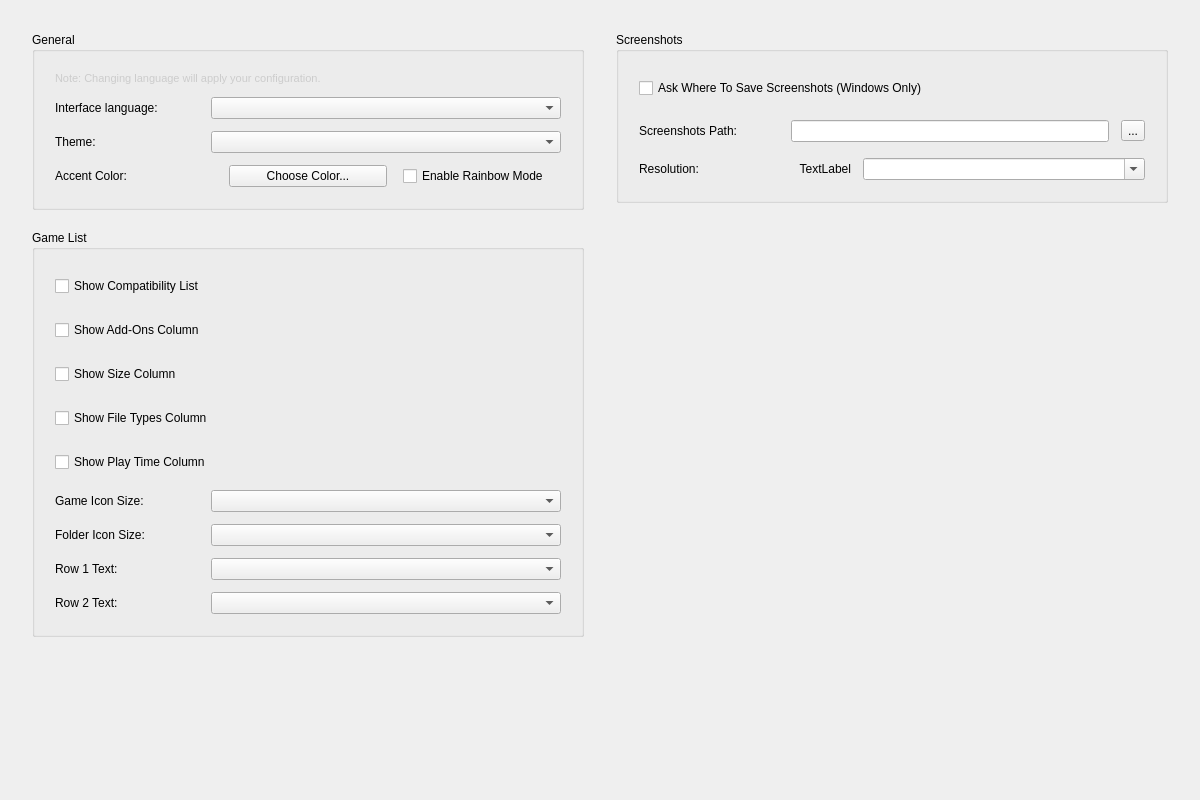
Old version of the form src/citron/configuration/configure_ui.ui in the repository citron-neo/emulator.
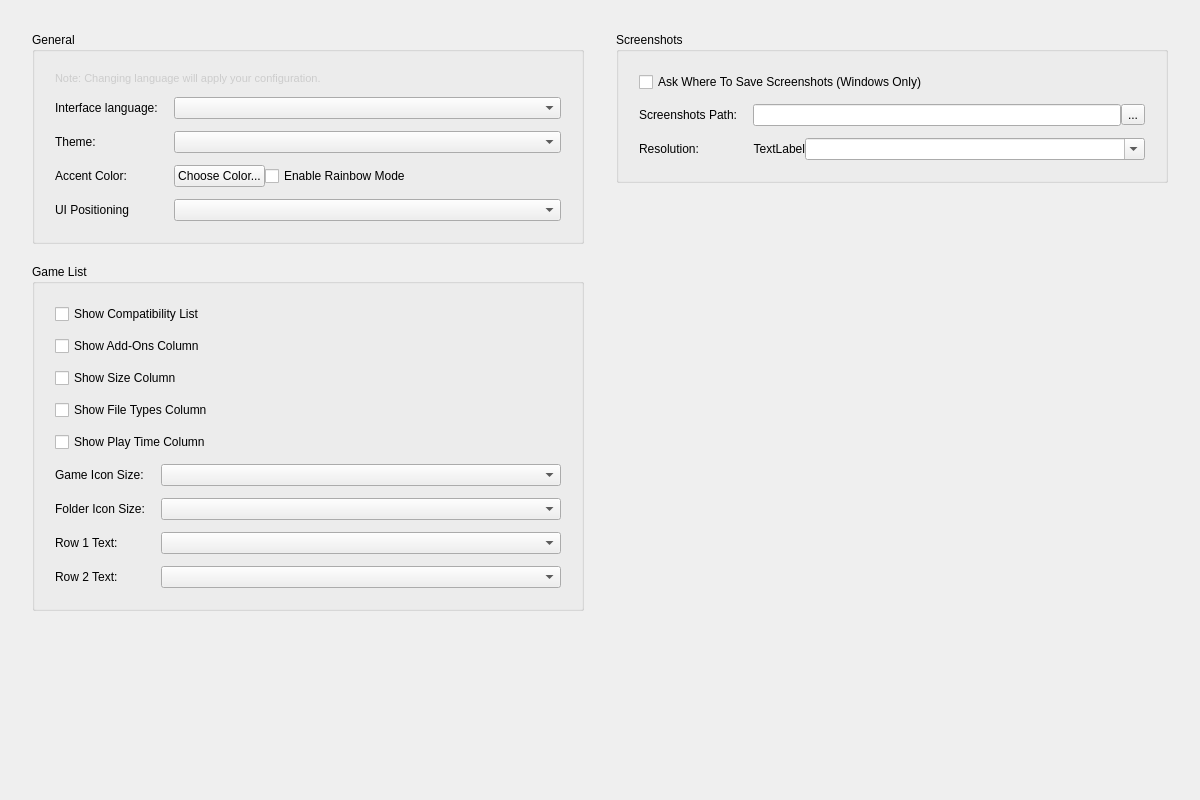
New version of the form.

Commit message:
Improve UI configuration with responsive layout and UI positioning
- Add responsive layout switching (compact/wide) based on window width
- Move UI positioning combo to UI file for better maintainability
- Convert layouts to QFormLayout for better organization
- Add resizeEvent handling for dynamic layout adjustments
- Reduce minimum window size from 1000x600 to 700x600

The configuration dialog now adapts to smaller window sizes by switching
to a single-column layout when the width is less than 950px, improving
usability on smaller screens.

Patch:
```diff
--- a/src/citron/configuration/configure_ui.ui
+++ b/src/citron/configuration/configure_ui.ui
@@ -12,7 +12,7 @@
         </property>
         <property name="minimumSize">
             <size>
-                <width>1000</width>
+                <width>700</width>
                 <height>600</height>
             </size>
         </property>
@@ -48,17 +48,20 @@
                     </property>
                     <item>
                         <widget class="QGroupBox" name="general_groupBox">
+                            <property name="sizePolicy">
+                                <sizepolicy hsizetype="MinimumExpanding" vsizetype="Preferred">
+                                    <horstretch>0</horstretch>
+                                    <verstretch>0</verstretch>
+                                </sizepolicy>
+                            </property>
                             <property name="title">
                                 <string>General</string>
                             </property>
-                            <property name="minimumSize">
-                                <size>
-                                    <width>500</width>
-                                    <height>0</height>
-                                </size>
-                            </property>
-                            <layout class="QVBoxLayout" name="generalVerticalLayout">
-                                <property name="spacing">
+                            <layout class="QFormLayout" name="generalFormLayout">
+                                <property name="horizontalSpacing">
+                                    <number>16</number>
+                                </property>
+                                <property name="verticalSpacing">
                                     <number>12</number>
                                 </property>
                                 <property name="leftMargin">
@@ -73,7 +76,7 @@
                                 <property name="bottomMargin">
                                     <number>20</number>
                                 </property>
-                                <item>
+                                <item row="0" column="0" colspan="2">
                                     <widget class="QLabel" name="label_change_language_info">
                                         <property name="text">
                                             <string>Note: Changing language will apply your configuration.</string>
@@ -86,25 +89,14 @@
                                         </property>
                                     </widget>
                                 </item>
-                                <item>
-                                    <layout class="QHBoxLayout" name="languageLayout">
-                                        <property name="spacing">
-                                            <number>16</number>
-                                        </property>
-                                        <item>
+                                <item row="1" column="0">
                                             <widget class="QLabel" name="language_label">
                                                 <property name="text">
                                                     <string>Interface language:</string>
                                                 </property>
-                                                <property name="minimumSize">
-                                                    <size>
-                                                        <width>140</width>
-                                                        <height>0</height>
-                                                    </size>
-                                                </property>
-                                            </widget>
-                                        </item>
-                                        <item>
+                                    </widget>
+                                </item>
+                                <item row="1" column="1">
                                             <widget class="QComboBox" name="language_combobox">
                                                 <property name="sizePolicy">
                                                     <sizepolicy hsizetype="Expanding" vsizetype="Fixed">
@@ -114,27 +106,14 @@
                                                 </property>
                                             </widget>
                                         </item>
-                                    </layout>
-                                </item>
-                                <item>
-                                    <layout class="QHBoxLayout" name="themeLayout">
-                                        <property name="spacing">
-                                            <number>16</number>
-                                        </property>
-                                        <item>
+                                <item row="2" column="0">
                                             <widget class="QLabel" name="theme_label">
                                                 <property name="text">
                                                     <string>Theme:</string>
                                                 </property>
-                                                <property name="minimumSize">
-                                                    <size>
-                                                        <width>140</width>
-                                                        <height>0</height>
-                                                    </size>
-                                                </property>
-                                            </widget>
-                                        </item>
-                                        <item>
+                                    </widget>
+                                </item>
+                                <item row="2" column="1">
                                             <widget class="QComboBox" name="theme_combobox">
                                                 <property name="sizePolicy">
                                                     <sizepolicy hsizetype="Expanding" vsizetype="Fixed">
@@ -144,26 +123,15 @@
                                                 </property>
                                             </widget>
                                         </item>
-                                    </layout>
-                                </item>
-                                <item>
-                                    <layout class="QHBoxLayout" name="accentColorLayout">
-                                        <property name="spacing">
-                                            <number>16</number>
-                                        </property>
-                                        <item>
+                                <item row="3" column="0">
                                             <widget class="QLabel" name="accentColorLabel">
                                                 <property name="text">
                                                     <string>Accent Color:</string>
                                                 </property>
-                                                <property name="minimumSize">
-                                                    <size>
-                                                        <width>140</width>
-                                                        <height>0</height>
-                                                    </size>
-                                                </property>
-                                            </widget>
-                                        </item>
+                                    </widget>
+                                </item>
+                                <item row="3" column="1">
+                                    <layout class="QHBoxLayout" name="accentColorLayout">
                                         <item>
                                             <widget class="QPushButton" name="accentColorButton">
                                                 <property name="text">
@@ -178,24 +146,57 @@
                                                 </property>
                                             </widget>
                                         </item>
+                                        <item>
+                                            <spacer name="horizontalSpacer">
+                                                <property name="orientation">
+                                                    <enum>Qt::Horizontal</enum>
+                                                </property>
+                                                <property name="sizeHint" stdset="0">
+                                                    <size>
+                                                        <width>40</width>
+                                                        <height>20</height>
+                                                    </size>
+                                                </property>
+                                            </spacer>
+                                        </item>
                                     </layout>
                                 </item>
+                                <item row="4" column="0">
+                                    <widget class="QLabel" name="label">
+                                        <property name="text">
+                                            <string>UI Positioning</string>
+                                        </property>
+                                    </widget>
+                                </item>
+                                <item row="4" column="1">
+                                    <widget class="QComboBox" name="ui_positioning_combo">
+                                        <property name="sizePolicy">
+                                            <sizepolicy hsizetype="Expanding" vsizetype="Fixed">
+                                                <horstretch>0</horstretch>
+                                                <verstretch>0</verstretch>
+                                            </sizepolicy>
+                                        </property>
+                                    </widget>
+                                </item>
                             </layout>
                         </widget>
                     </item>
                     <item>
                         <widget class="QGroupBox" name="GameListGroupBox">
+                            <property name="sizePolicy">
+                                <sizepolicy hsizetype="MinimumExpanding" vsizetype="Preferred">
+                                    <horstretch>0</horstretch>
+                                    <verstretch>0</verstretch>
+                                </sizepolicy>
+                            </property>
                             <property name="title">
                                 <string>Game List</string>
                             </property>
-                            <property name="minimumSize">
-                                <size>
-                                    <width>500</width>
-                                    <height>0</height>
-                                </size>
-                            </property>
-                            <layout class="QVBoxLayout" name="gameListVerticalLayout">
-                                <property name="spacing">
+                            <layout class="QFormLayout" name="gameListFormLayout">
+                                <property name="horizontalSpacing">
+                                    <number>16</number>
+                                </property>
+                                <property name="verticalSpacing">
                                     <number>12</number>
                                 </property>
                                 <property name="leftMargin">
@@ -210,90 +211,49 @@
                                 <property name="bottomMargin">
                                     <number>20</number>
                                 </property>
-                                <item>
+                                <item row="0" column="0" colspan="2">
                                     <widget class="QCheckBox" name="show_compat">
                                         <property name="text">
                                             <string>Show Compatibility List</string>
                                         </property>
-                                        <property name="minimumSize">
-                                            <size>
-                                                <width>0</width>
-                                                <height>32</height>
-                                            </size>
-                                        </property>
                                     </widget>
                                 </item>
-                                <item>
+                                <item row="1" column="0" colspan="2">
                                     <widget class="QCheckBox" name="show_add_ons">
                                         <property name="text">
                                             <string>Show Add-Ons Column</string>
                                         </property>
-                                        <property name="minimumSize">
-                                            <size>
-                                                <width>0</width>
-                                                <height>32</height>
-                                            </size>
-                                        </property>
                                     </widget>
                                 </item>
-                                <item>
+                                <item row="2" column="0" colspan="2">
                                     <widget class="QCheckBox" name="show_size">
                                         <property name="text">
                                             <string>Show Size Column</string>
                                         </property>
-                                        <property name="minimumSize">
-                                            <size>
-                                                <width>0</width>
-                                                <height>32</height>
-                                            </size>
-                                        </property>
                                     </widget>
                                 </item>
-                                <item>
+                                <item row="3" column="0" colspan="2">
                                     <widget class="QCheckBox" name="show_types">
                                         <property name="text">
                                             <string>Show File Types Column</string>
                                         </property>
-                                        <property name="minimumSize">
-                                            <size>
-                                                <width>0</width>
-                                                <height>32</height>
-                                            </size>
-                                        </property>
                                     </widget>
                                 </item>
-                                <item>
+                                <item row="4" column="0" colspan="2">
                                     <widget class="QCheckBox" name="show_play_time">
                                         <property name="text">
                                             <string>Show Play Time Column</string>
                                         </property>
-                                        <property name="minimumSize">
-                                            <size>
-                                                <width>0</width>
-                                                <height>32</height>
-                                            </size>
-                                        </property>
                                     </widget>
                                 </item>
-                                <item>
-                                    <layout class="QHBoxLayout" name="game_icon_size_layout">
-                                        <property name="spacing">
-                                            <number>16</number>
-                                        </property>
-                                        <item>
+                                <item row="5" column="0">
                                             <widget class="QLabel" name="game_icon_size_label">
                                                 <property name="text">
                                                     <string>Game Icon Size:</string>
                                                 </property>
-                                                <property name="minimumSize">
-                                                    <size>
-                                                        <width>140</width>
-                                                        <height>0</height>
-                                                    </size>
-                                                </property>
-                                            </widget>
-                                        </item>
-                                        <item>
+                                    </widget>
+                                </item>
+                                <item row="5" column="1">
                                             <widget class="QComboBox" name="game_icon_size_combobox">
                                                 <property name="sizePolicy">
                                                     <sizepolicy hsizetype="Expanding" vsizetype="Fixed">
@@ -303,27 +263,14 @@
                                                 </property>
                                             </widget>
                                         </item>
-                                    </layout>
-                                </item>
-                                <item>
-                                    <layout class="QHBoxLayout" name="folder_icon_size_layout">
-                                        <property name="spacing">
-                                            <number>16</number>
-                                        </property>
-                                        <item>
+                                <item row="6" column="0">
                                             <widget class="QLabel" name="folder_icon_size_label">
                                                 <property name="text">
                                                     <string>Folder Icon Size:</string>
                                                 </property>
-                                                <property name="minimumSize">
-                                                    <size>
-                                                        <width>140</width>
-                                                        <height>0</height>
-                                                    </size>
-                                                </property>
-                                            </widget>
-                                        </item>
-                                        <item>
+                                    </widget>
+                                </item>
+                                <item row="6" column="1">
                                             <widget class="QComboBox" name="folder_icon_size_combobox">
                                                 <property name="sizePolicy">
                                                     <sizepolicy hsizetype="Expanding" vsizetype="Fixed">
@@ -333,27 +280,14 @@
                                                 </property>
                                             </widget>
                                         </item>
-                                    </layout>
-                                </item>
-                                <item>
-                                    <layout class="QHBoxLayout" name="row_1_layout">
-                                        <property name="spacing">
-                                            <number>16</number>
-                                        </property>
-                                        <item>
+                                <item row="7" column="0">
                                             <widget class="QLabel" name="row_1_label">
                                                 <property name="text">
                                                     <string>Row 1 Text:</string>
                                                 </property>
-                                                <property name="minimumSize">
-                                                    <size>
-                                                        <width>140</width>
-                                                        <height>0</height>
-                                                    </size>
-                                                </property>
-                                            </widget>
-                                        </item>
-                                        <item>
+                                    </widget>
+                                </item>
+                                <item row="7" column="1">
                                             <widget class="QComboBox" name="row_1_text_combobox">
                                                 <property name="sizePolicy">
                                                     <sizepolicy hsizetype="Expanding" vsizetype="Fixed">
@@ -363,27 +297,14 @@
                                                 </property>
                                             </widget>
                                         </item>
-                                    </layout>
-                                </item>
-                                <item>
-                                    <layout class="QHBoxLayout" name="row_2_layout">
-                                        <property name="spacing">
-                                            <number>16</number>
-                                        </property>
-                                        <item>
+                                <item row="8" column="0">
                                             <widget class="QLabel" name="row_2_label">
                                                 <property name="text">
                                                     <string>Row 2 Text:</string>
                                                 </property>
-                                                <property name="minimumSize">
-                                                    <size>
-                                                        <width>140</width>
-                                                        <height>0</height>
-                                                    </size>
-                                                </property>
-                                            </widget>
-                                        </item>
-                                        <item>
+                                    </widget>
+                                </item>
+                                <item row="8" column="1">
                                             <widget class="QComboBox" name="row_2_text_combobox">
                                                 <property name="sizePolicy">
                                                     <sizepolicy hsizetype="Expanding" vsizetype="Fixed">
@@ -394,8 +315,6 @@
                                             </widget>
                                         </item>
                                     </layout>
-                                </item>
-                            </layout>
                         </widget>
                     </item>
                     <item>
@@ -420,19 +339,22 @@
                     </property>
                     <item>
                         <widget class="QGroupBox" name="screenshots_GroupBox">
+                            <property name="sizePolicy">
+                                <sizepolicy hsizetype="MinimumExpanding" vsizetype="Preferred">
+                                    <horstretch>0</horstretch>
+                                    <verstretch>0</verstretch>
+                                </sizepolicy>
+                            </property>
                             <property name="title">
                                 <string>Screenshots</string>
                             </property>
-                            <property name="minimumSize">
-                                <size>
-                                    <width>500</width>
-                                    <height>0</height>
-                                </size>
-                            </property>
-                            <layout class="QVBoxLayout" name="screenshotsVerticalLayout">
-                                <property name="spacing">
+                            <layout class="QFormLayout" name="screenshotsFormLayout">
+                                <property name="horizontalSpacing">
                                     <number>16</number>
                                 </property>
+                                <property name="verticalSpacing">
+                                    <number>12</number>
+                                </property>
                                 <property name="leftMargin">
                                     <number>20</number>
                                 </property>
@@ -445,37 +367,22 @@
                                 <property name="bottomMargin">
                                     <number>20</number>
                                 </property>
-                                <item>
+                                <item row="0" column="0" colspan="2">
                                     <widget class="QCheckBox" name="enable_screenshot_save_as">
                                         <property name="text">
                                             <string>Ask Where To Save Screenshots (Windows Only)</string>
                                         </property>
-                                        <property name="minimumSize">
-                                            <size>
-                                                <width>0</width>
-                                                <height>32</height>
-                                            </size>
-                                        </property>
                                     </widget>
                                 </item>
-                                <item>
-                                    <layout class="QHBoxLayout" name="screenshotPathLayout">
-                                        <property name="spacing">
-                                            <number>12</number>
-                                        </property>
-                                        <item>
+                                <item row="1" column="0">
                                             <widget class="QLabel" name="screenshot_path_label">
                                                 <property name="text">
                                                     <string>Screenshots Path:</string>
                                                 </property>
-                                                <property name="minimumSize">
-                                                    <size>
-                                                        <width>140</width>
-                                                        <height>0</height>
-                                                    </size>
-                                                </property>
-                                            </widget>
-                                        </item>
+                                    </widget>
+                                </item>
+                                <item row="1" column="1">
+                                    <layout class="QHBoxLayout" name="screenshotPathLayout">
                                         <item>
                                             <widget class="QLineEdit" name="screenshot_path_edit">
                                                 <property name="sizePolicy">
@@ -495,24 +402,15 @@
                                         </item>
                                     </layout>
                                 </item>
-                                <item>
-                                    <layout class="QHBoxLayout" name="resolutionLayout">
-                                        <property name="spacing">
-                                            <number>12</number>
-                                        </property>
-                                        <item>
+                                <item row="2" column="0">
                                             <widget class="QLabel" name="resolution_label">
                                                 <property name="text">
                                                     <string>Resolution:</string>
                                                 </property>
-                                                <property name="minimumSize">
-                                                    <size>
-                                                        <width>80</width>
-                                                        <height>0</height>
-                                                    </size>
-                                                </property>
-                                            </widget>
-                                        </item>
+                                    </widget>
+                                </item>
+                                <item row="2" column="1">
+                                    <layout class="QHBoxLayout" name="resolutionLayout">
                                         <item>
                                             <widget class="QLabel" name="screenshot_width">
                                                 <property name="text">
@@ -521,25 +419,22 @@
                                                 <property name="alignment">
                                                     <set>Qt::AlignRight|Qt::AlignTrailing|Qt::AlignVCenter</set>
                                                 </property>
-                                                <property name="minimumSize">
-                                                    <size>
-                                                        <width>120</width>
-                                                        <height>0</height>
-                                                    </size>
+                                                <property name="wordWrap">
+                                                    <bool>true</bool>
                                                 </property>
                                             </widget>
                                         </item>
                                         <item>
                                             <widget class="QComboBox" name="screenshot_height">
+                                                <property name="sizePolicy">
+                                                    <sizepolicy hsizetype="MinimumExpanding" vsizetype="Fixed">
+                                                        <horstretch>0</horstretch>
+                                                        <verstretch>0</verstretch>
+                                                    </sizepolicy>
+                                                </property>
                                                 <property name="editable">
                                                     <bool>true</bool>
                                                 </property>
-                                                <property name="sizePolicy">
-                                                    <sizepolicy hsizetype="Expanding" vsizetype="Fixed">
-                                                        <horstretch>0</horstretch>
-                                                        <verstretch>0</verstretch>
-                                                    </sizepolicy>
-                                                </property>
                                             </widget>
                                         </item>
                                     </layout>
```
Lines whose indentation alone changed are shown as unchanged. The commit also changes 2 other files.
